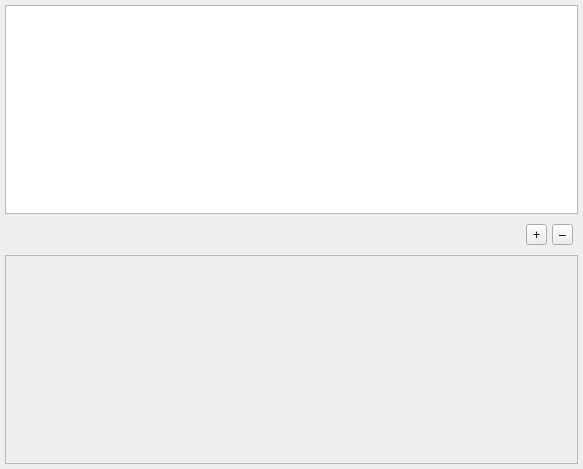
Before: the Qt Designer form src/widgets/mcdatapackerwidgets/extendedtablewidget/extendedtablewidget.ui in IoeCmcomc/MCDatapacker, drawn with Qt 5.
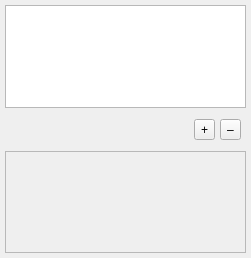
After: the same form once the commit is applied. Icons and pictures are not drawn.

Diff of the .ui file:
```diff
--- a/src/widgets/mcdatapackerwidgets/extendedtablewidget/extendedtablewidget.ui
+++ b/src/widgets/mcdatapackerwidgets/extendedtablewidget/extendedtablewidget.ui
@@ -6,8 +6,8 @@
    <rect>
     <x>0</x>
     <y>0</y>
-    <width>583</width>
-    <height>469</height>
+    <width>251</width>
+    <height>258</height>
    </rect>
   </property>
   <layout class="QVBoxLayout" name="verticalLayout">
@@ -71,8 +71,8 @@
          </property>
          <property name="sizeHint" stdset="0">
           <size>
-           <width>40</width>
-           <height>20</height>
+           <width>496</width>
+           <height>23</height>
           </size>
          </property>
         </spacer>
```
Left out of the diff: 6 changed lines with no effect on the pictures.
